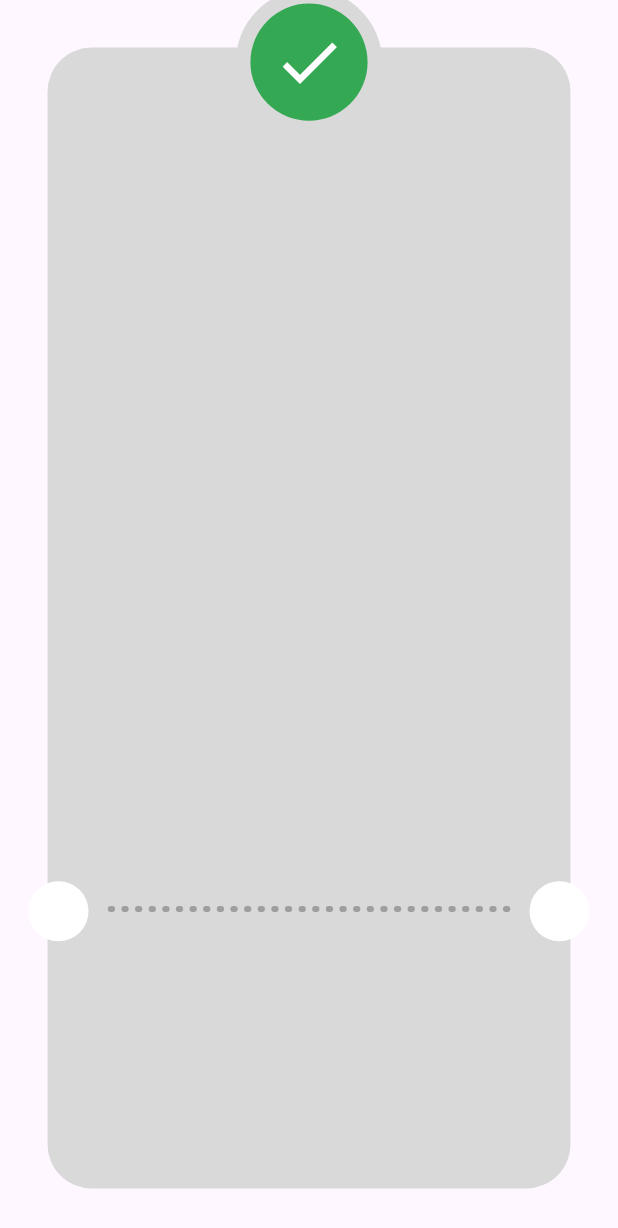
After one commit to MohamedHussein20/payment_app, a Flutter app: the ThankYouView screen opened directly, on a phone screen of 412 x 824 dp. The commit adds this screen. Shown: the top 1228 px of the screen. Run offline on Flutter 3.47's test engine with Material 3 defaults, Android fonts, the phone set to English and light mode, and no system bars; our stand-ins replace flutter_credit_card, flutter_screenutil, flutter_svg.

Commit message:
refactor container

```diff
--- /dev/null
+++ b/lib/features/payment_details/presentation/widgets/custom_check_avatar.dart
@@ -0,0 +1,25 @@
+import 'package:flutter/material.dart';
+import 'package:flutter_screenutil/flutter_screenutil.dart';
+
+class CustomCheckAvatar extends StatelessWidget {
+  const CustomCheckAvatar({
+    super.key,
+  });
+
+  @override
+  Widget build(BuildContext context) {
+    return CircleAvatar(
+      radius: 50.r,
+      backgroundColor: const Color(0xffd9d9d9),
+      child: CircleAvatar(
+        radius: 40.r,
+        backgroundColor: const Color(0xff34A853),
+        child: Icon(
+          Icons.check,
+          color: const Color(0xffffffff),
+          size: 50.r,
+        ),
+      ),
+    );
+  }
+}
--- /dev/null
+++ b/lib/features/payment_details/presentation/widgets/custom_dots_row.dart
@@ -0,0 +1,26 @@
+import 'package:flutter/material.dart';
+import 'package:flutter_screenutil/flutter_screenutil.dart';
+
+class CustomDotsRow extends StatelessWidget {
+  const CustomDotsRow({
+    super.key,
+  });
+
+  @override
+  Widget build(BuildContext context) {
+    return Row(
+      children: List.generate(30, (index) {
+        return Expanded(
+          child: Container(
+            height: 4.h,
+            margin: EdgeInsets.symmetric(horizontal: 2.w),
+            decoration: BoxDecoration(
+              color: Colors.grey,
+              borderRadius: BorderRadius.circular(2.r),
+            ),
+          ),
+        );
+      }),
+    );
+  }
+}
--- /dev/null
+++ b/lib/features/payment_details/presentation/widgets/thank_you_card.dart
@@ -0,0 +1,18 @@
+import 'package:flutter/material.dart';
+import 'package:flutter_screenutil/flutter_screenutil.dart';
+
+class ThankYouCard extends StatelessWidget {
+  const ThankYouCard({
+    super.key,
+  });
+
+  @override
+  Widget build(BuildContext context) {
+    return Container(
+      decoration: BoxDecoration(
+        color: const Color(0xffd9d9d9),
+        borderRadius: BorderRadius.circular(30.r),
+      ),
+    );
+  }
+}
--- a/lib/features/payment_details/presentation/widgets/thank_you_view_body.dart
+++ b/lib/features/payment_details/presentation/widgets/thank_you_view_body.dart
@@ -1,5 +1,8 @@
 import 'package:flutter/material.dart';
 import 'package:flutter_screenutil/flutter_screenutil.dart';
+import 'package:payment_app/features/payment_details/presentation/widgets/custom_check_avatar.dart';
+import 'package:payment_app/features/payment_details/presentation/widgets/custom_dots_row.dart';
+import 'package:payment_app/features/payment_details/presentation/widgets/thank_you_card.dart';
 
 class ThankYouViewBody extends StatelessWidget {
   const ThankYouViewBody({super.key});
@@ -14,30 +17,12 @@
         child: Stack(
           clipBehavior: Clip.none,
           children: [
-            Container(
-              decoration: BoxDecoration(
-                color: const Color(0xffd9d9d9),
-                borderRadius: BorderRadius.circular(30.r),
-              ),
-            ),
+            const ThankYouCard(),
             Positioned(
               bottom: MediaQuery.sizeOf(context).height * 0.2 + 20.h,
               left: 36.w,
               right: 36.w,
-              child: Row(
-                children: List.generate(30, (index) {
-                  return Expanded(
-                    child: Container(
-                      height: 4.h,
-                      margin: EdgeInsets.symmetric(horizontal: 2.w),
-                      decoration: BoxDecoration(
-                        color: Colors.grey,
-                        borderRadius: BorderRadius.circular(2.r),
-                      ),
-                    ),
-                  );
-                }),
-              ),
+              child: const CustomDotsRow(),
             ),
             Positioned(
               bottom: MediaQuery.sizeOf(context).height * 0.2,
@@ -57,19 +42,7 @@
               left: 0,
               right: 0,
               top: -40.h,
-              child: CircleAvatar(
-                radius: 50.r,
-                backgroundColor: const Color(0xffd9d9d9),
-                child: CircleAvatar(
-                  radius: 40.r,
-                  backgroundColor: const Color(0xff34A853),
-                  child: Icon(
-                    Icons.check,
-                    color: const Color(0xffffffff),
-                    size: 50.r,
-                  ),
-                ),
-              ),
+              child: const CustomCheckAvatar(),
             ),
           ],
         ),
```
